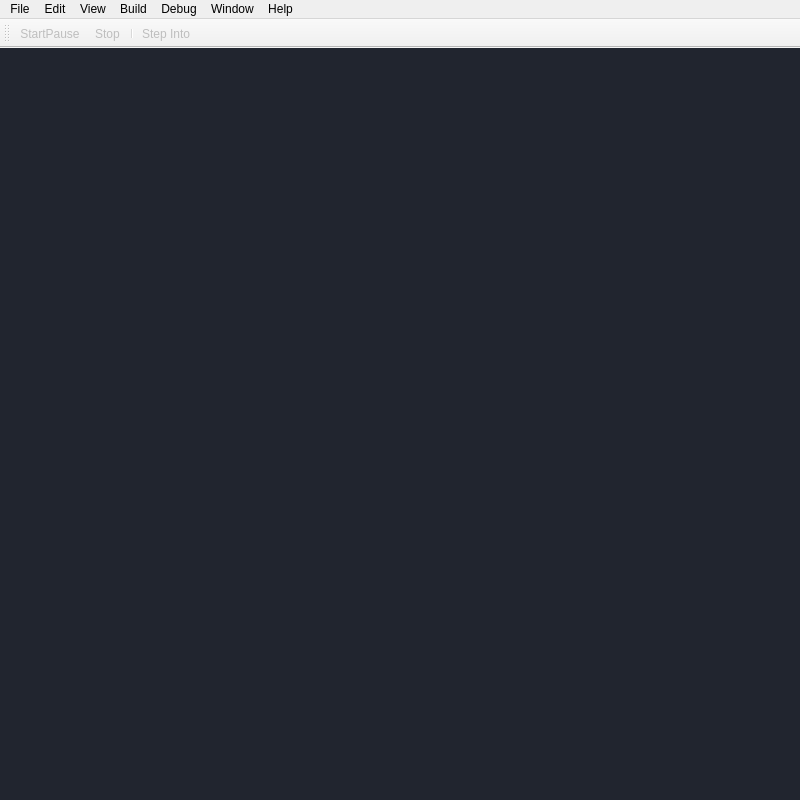
This is valkyrieGUI/src/include/mainwindow.ui in Anderson00/Qt-NodesTool as Qt 5 draws it before an edit. The edited form follows.
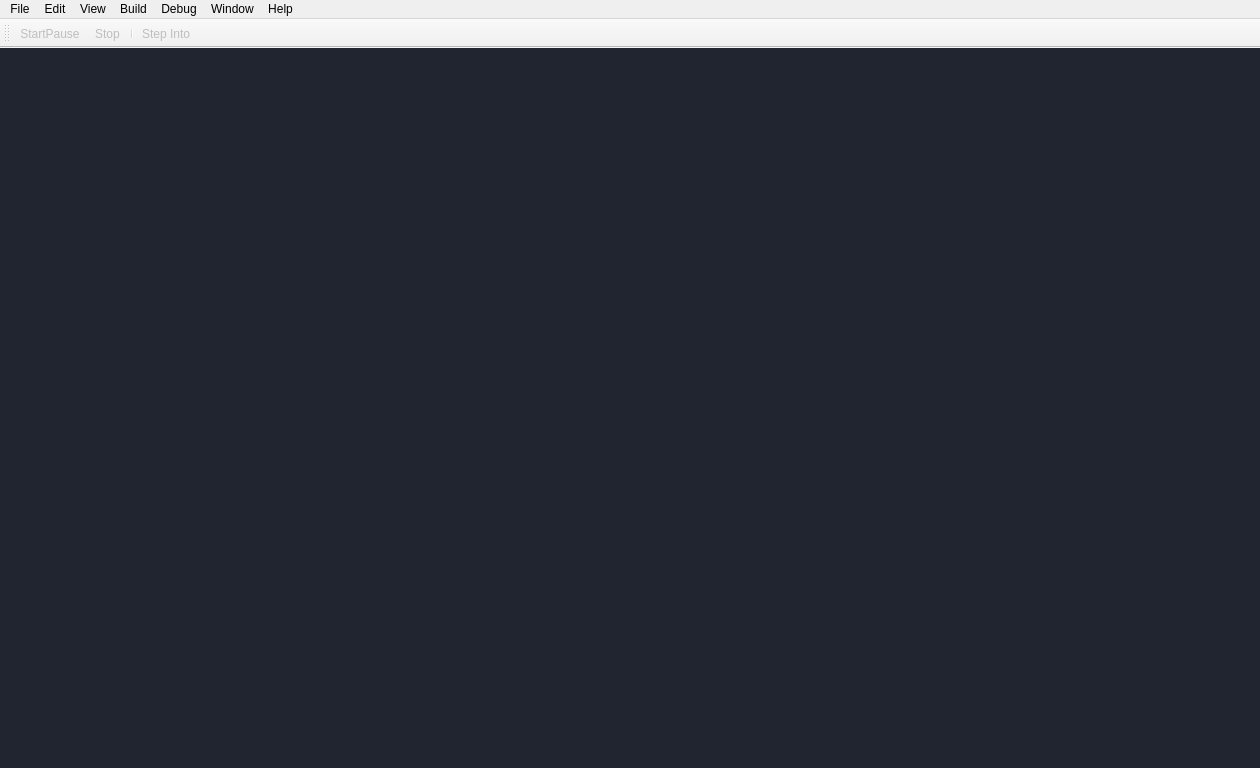
This is the edited form. Icons and pictures are not drawn.

```diff
--- a/valkyrieGUI/src/include/mainwindow.ui
+++ b/valkyrieGUI/src/include/mainwindow.ui
@@ -6,8 +6,8 @@
    <rect>
     <x>0</x>
     <y>0</y>
-    <width>800</width>
-    <height>800</height>
+    <width>1260</width>
+    <height>768</height>
    </rect>
   </property>
   <property name="windowTitle">
@@ -56,7 +56,7 @@
     <rect>
      <x>0</x>
      <y>0</y>
-     <width>800</width>
+     <width>1260</width>
      <height>20</height>
     </rect>
    </property>
```
